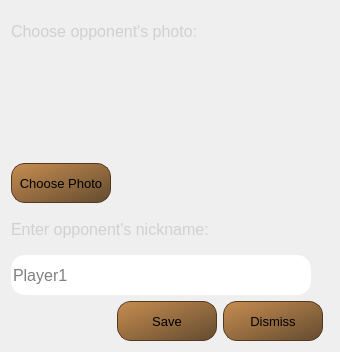
Before: the Qt Designer form app/offline_dialog.ui in redmms/mercury_chess, drawn with Qt 5.
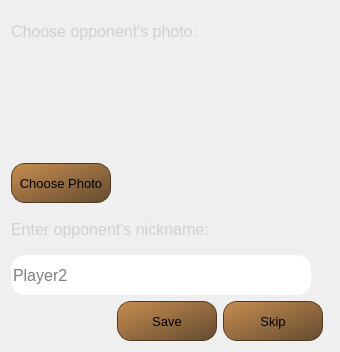
After: the same form once the commit is applied. Icons and pictures are not drawn.

```diff
--- a/app/offline_dialog.ui
+++ b/app/offline_dialog.ui
@@ -56,7 +56,7 @@
       <string/>
      </property>
      <property name="placeholderText">
-      <string>Player1</string>
+      <string>Player2</string>
      </property>
     </widget>
    </item>
@@ -1124,7 +1124,7 @@
 }</string>
        </property>
        <property name="text">
-        <string>Dismiss</string>
+        <string>Skip</string>
        </property>
       </widget>
      </item>
```
